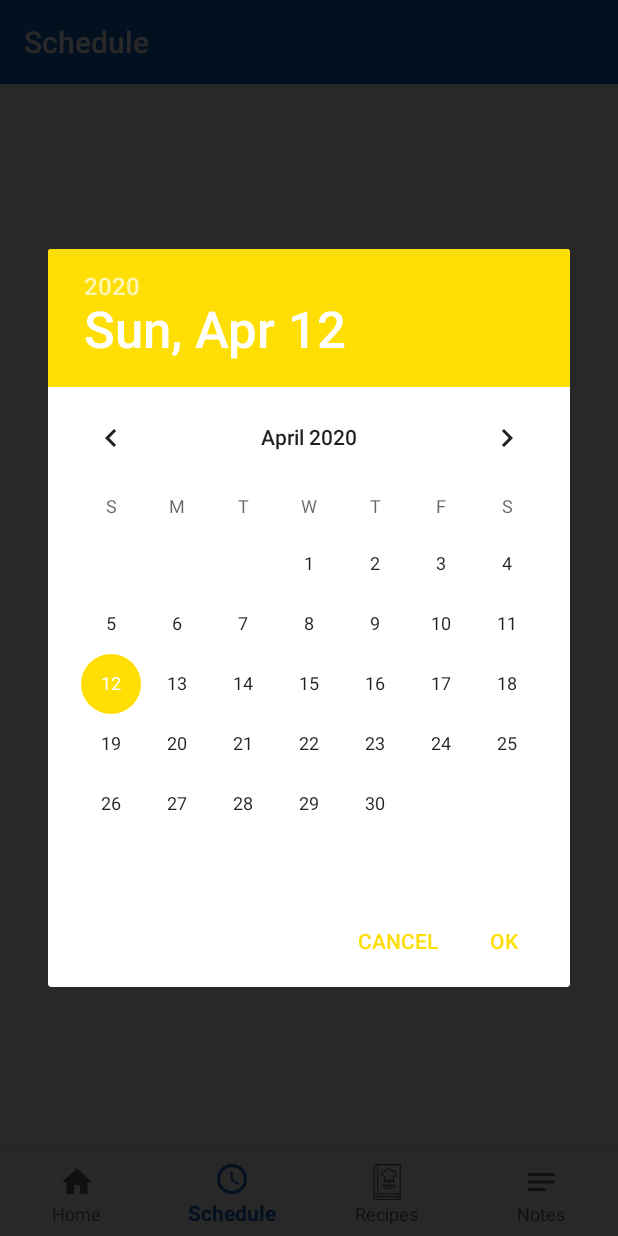
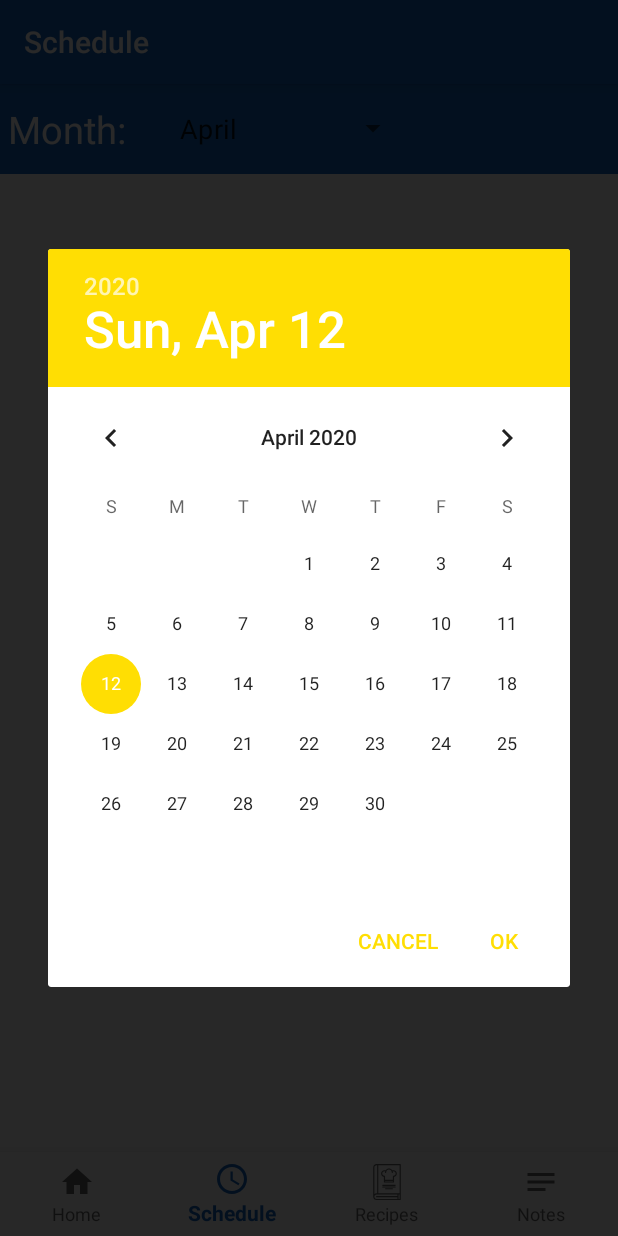
Before and after one commit to TinaMatic/Daily-Food-Planer-, an Android app: the ScheduleFragment screen opened through its navigation route, on a phone screen of 412 x 824 dp. Run offline under Robolectric (Android 15) with nearby library versions, the phone set to English and light mode, and no system bars; our stand-ins replace Dagger/Hilt's generated code, Firebase (no records; nobody signed in at launch, a user with empty details on screens opened directly), RxJava, navigation-ui; libraries missing offline, so code that uses them is left out: com.jakewharton.rxbinding2; 7 statements that could not run were skipped.

Commit message:
added schedule screen

```diff
--- a/app/src/main/java/com/example/dailyfoodplanner/data/FirebaseRepository.kt
+++ b/app/src/main/java/com/example/dailyfoodplanner/data/FirebaseRepository.kt
@@ -1,16 +1,20 @@
 package com.example.dailyfoodplanner.data
 
+import android.util.Log
 import com.example.dailyfoodplanner.model.DailyPlaner
 import com.example.dailyfoodplanner.model.Notes
 import com.google.android.gms.tasks.Task
 import com.google.firebase.database.*
 import io.reactivex.Observable
+import io.reactivex.disposables.CompositeDisposable
 import javax.inject.Inject
 
 class FirebaseRepository @Inject constructor() {
 
-    val dailyPlanerDatabase: DatabaseReference = FirebaseDatabase.getInstance().reference.child("DailyPlaner")
-    val notesDatabase: DatabaseReference = FirebaseDatabase.getInstance().reference.child("Notes")
+    private val dailyPlanerDatabase: DatabaseReference = FirebaseDatabase.getInstance().reference.child("DailyPlaner")
+    private val notesDatabase: DatabaseReference = FirebaseDatabase.getInstance().reference.child("Notes")
+
+    var compositeDisposable = CompositeDisposable()
 
     fun writeDailyPlaner(dailyPlaner: DailyPlaner): Observable<Boolean>{
         val messageId = dailyPlanerDatabase.push().key
@@ -27,6 +31,63 @@ class FirebaseRepository @Inject constructor() {
                     emitter.onNext(false)
                 }
             }
+        }
+    }
+
+    fun readAllDailyPlans(): Observable<List<DailyPlaner>>{
+        return Observable.create<List<DailyPlaner>> {emitter ->
+            val listOfDailyPlans = arrayListOf<DailyPlaner>()
+
+            dailyPlanerDatabase.addListenerForSingleValueEvent(object : ValueEventListener{
+
+                override fun onDataChange(dataSnapshot: DataSnapshot) {
+                    val orderSnapshot = dataSnapshot.children
+
+                    for (dailyPlan in orderSnapshot){
+                        val key = dailyPlan.key
+                        val date = dailyPlan.child("date").value.toString()
+                        val timeBreakfast = dailyPlan.child("timeBreakfast").value.toString()
+                        val recipeBreakfast = dailyPlan.child("recipeBreakfast").value.toString()
+                        val timeSnack1 = dailyPlan.child("timeSnack1").value.toString()
+                        val recipeSnack1 = dailyPlan.child("recipeSnack1").value.toString()
+                        val timeLunch = dailyPlan.child("timeLunch").value.toString()
+                        val recipeLunch = dailyPlan.child("recipeLunch").value.toString()
+                        val timeSnack2 = dailyPlan.child("timeSnack2").value.toString()
+                        val recipeSnack2 = dailyPlan.child("recipeSnack2").value.toString()
+                        val timeDinner = dailyPlan.child("timeDinner").value.toString()
+                        val recipeDinner = dailyPlan.child("recipeDinner").value.toString()
+
+                        listOfDailyPlans.add(DailyPlaner(key, date, timeBreakfast, recipeBreakfast,
+                            timeSnack1, recipeSnack1, timeLunch, recipeLunch,
+                            timeSnack2, recipeSnack2, timeDinner, recipeDinner))
+                    }
+
+                    emitter.onNext(listOfDailyPlans)
+                }
+
+                override fun onCancelled(error: DatabaseError) {
+                    emitter.onError(error.toException())
+                }
+
+            })
+        }
+    }
+
+    fun readDailyPlansForMonth(month: Int): Observable<List<DailyPlaner>>{
+        return Observable.create<List<DailyPlaner>> {emitter ->
+            val listOfDailyPlans = arrayListOf<DailyPlaner>()
+
+            compositeDisposable.add(readAllDailyPlans().subscribe ({dailyPlans->
+                dailyPlans.forEach {
+                    if(it.date.substring(3,5).toInt().equals(month)){
+                        listOfDailyPlans.add(it)
+                    }
+                }
+
+                emitter.onNext(listOfDailyPlans)
+            },{
+                Log.d("readDailyPlansForMonth", it.toString())
+            }))
         }
     }
 
@@ -66,7 +127,7 @@ class FirebaseRepository @Inject constructor() {
                 }
 
                 override fun onCancelled(error: DatabaseError) {
-                    emitter.onNext(listOf())
+                    emitter.onError(error.toException())
                 }
 
             })
--- a/app/src/main/java/com/example/dailyfoodplanner/ui/schedule/ScheduleFragment.kt
+++ b/app/src/main/java/com/example/dailyfoodplanner/ui/schedule/ScheduleFragment.kt
@@ -4,16 +4,29 @@ import android.os.Bundle
 import android.view.LayoutInflater
 import android.view.View
 import android.view.ViewGroup
-import android.widget.TextView
-import androidx.fragment.app.Fragment
+import android.widget.AdapterView
+import android.widget.AdapterView.OnItemSelectedListener
+import android.widget.ArrayAdapter
+import android.widget.Toast
+import androidx.lifecycle.ViewModelProvider
+import androidx.recyclerview.widget.LinearLayoutManager
 import androidx.lifecycle.Observer
-import androidx.lifecycle.ViewModelProviders
 import com.example.dailyfoodplanner.R
+import com.example.dailyfoodplanner.model.DailyPlaner
 import dagger.android.support.DaggerFragment
+import kotlinx.android.synthetic.main.fragment_schedule.*
+import java.util.*
+import javax.inject.Inject
+
 
 class ScheduleFragment : DaggerFragment() {
 
+    @Inject
+    lateinit var viewModelFactory: ViewModelProvider.Factory
 
+    private lateinit var scheduleViewModel: ScheduleViewModel
+
+    private lateinit var scheduleAdapter: ScheduleAdapter
 
     override fun onCreateView(
         inflater: LayoutInflater,
@@ -21,6 +34,51 @@ class ScheduleFragment : DaggerFragment() {
         savedInstanceState: Bundle?
     ): View? {
         return inflater.inflate(R.layout.fragment_schedule, container, false)
+    }
 
+    override fun onViewCreated(view: View, savedInstanceState: Bundle?) {
+        super.onViewCreated(view, savedInstanceState)
+
+        scheduleViewModel = ViewModelProvider(this, viewModelFactory).get(ScheduleViewModel::class.java)
+
+        val monthList = listOf("January", "February", "March", "April", "May", "June", "July", "August", "September", "October", "November", "December")
+        val adapter = ArrayAdapter(requireContext(), R.layout.list_months, monthList)
+        adapter.setDropDownViewResource(android.R.layout.simple_spinner_dropdown_item)
+        monthSpinner.adapter = adapter
+
+        val currentMonth = Calendar.getInstance().get(Calendar.MONTH)
+
+        monthSpinner.setSelection(currentMonth)
+
+        monthSpinner.onItemSelectedListener = object : OnItemSelectedListener {
+            override fun onNothingSelected(parent: AdapterView<*>?) {
+                TODO("not implemented") //To change body of created functions use File | Settings | File Templates.
+            }
+
+            override fun onItemSelected(parent: AdapterView<*>?, view: View?, position: Int, id: Long) {
+                loadAllDailyPlansForMonth(position + 1)
+            }
+        }
+    }
+
+    fun loadAllDailyPlansForMonth(month: Int){
+        scheduleViewModel.readDailyPlansForMonth(month)
+
+        scheduleViewModel.dailyPlansForMonthLiveData.observe(this, Observer {
+            setScheduleAdapter(it)
+            scheduleAdapter.notifyDataSetChanged()
+        })
+    }
+
+    fun setScheduleAdapter(listOfDailyPlans: List<DailyPlaner>){
+        scheduleAdapter = ScheduleAdapter(requireContext(), listOfDailyPlans)
+
+        recyclerViewSchedule.layoutManager = LinearLayoutManager(context)
+        recyclerViewSchedule.adapter = scheduleAdapter
+    }
+
+    override fun onDestroyView() {
+        super.onDestroyView()
+        scheduleViewModel.clear()
     }
 }
--- a/app/src/main/java/com/example/dailyfoodplanner/ui/schedule/ScheduleViewModel.kt
+++ b/app/src/main/java/com/example/dailyfoodplanner/ui/schedule/ScheduleViewModel.kt
@@ -1,14 +1,46 @@
 package com.example.dailyfoodplanner.ui.schedule
 
-import androidx.lifecycle.LiveData
 import androidx.lifecycle.MutableLiveData
 import androidx.lifecycle.ViewModel
+import com.example.dailyfoodplanner.data.FirebaseRepository
+import com.example.dailyfoodplanner.model.DailyPlaner
+import io.reactivex.android.schedulers.AndroidSchedulers
+import io.reactivex.disposables.CompositeDisposable
+import io.reactivex.schedulers.Schedulers
 import javax.inject.Inject
 
 class ScheduleViewModel @Inject constructor(): ViewModel() {
 
-    private val _text = MutableLiveData<String>().apply {
-        value = "This is dashboard Fragment"
+    @Inject
+    lateinit var firebaseRepository: FirebaseRepository
+
+    private var compositeDisposable = CompositeDisposable()
+
+    var dailyPlansForMonthLiveData: MutableLiveData<List<DailyPlaner>> = MutableLiveData()
+    var dailyPlansErrorLiveData: MutableLiveData<Boolean> = MutableLiveData()
+
+    fun readDailyPlansForMonth(month: Int){
+
+        compositeDisposable.add(firebaseRepository.readDailyPlansForMonth(month)
+            .subscribeOn(Schedulers.io())
+            .observeOn(AndroidSchedulers.mainThread())
+            .subscribe({
+
+                val sortedList = it.sortedBy {dailyPlan->
+                    dailyPlan.date.substring(0,2).toInt()
+                }
+
+                dailyPlansForMonthLiveData.postValue(sortedList)
+                dailyPlansErrorLiveData.value = false
+            }, {
+                dailyPlansErrorLiveData.value = true
+            }))
     }
-    val text: LiveData<String> = _text
+
+
+    fun clear(){
+        firebaseRepository.compositeDisposable.clear()
+        compositeDisposable.clear()
+    }
+
 }
--- a/app/src/main/res/layout/fragment_schedule.xml
+++ b/app/src/main/res/layout/fragment_schedule.xml
@@ -1,19 +1,44 @@
 <?xml version="1.0" encoding="utf-8"?>
-<androidx.constraintlayout.widget.ConstraintLayout xmlns:android="http://schemas.android.com/apk/res/android"
+<RelativeLayout xmlns:android="http://schemas.android.com/apk/res/android"
     xmlns:app="http://schemas.android.com/apk/res-auto"
     android:layout_width="match_parent"
-    android:layout_height="match_parent">
+    android:layout_height="match_parent"
+    xmlns:tools="http://schemas.android.com/tools">
 
-    <TextView
-        android:id="@+id/text_dashboard"
+    <LinearLayout
+        android:id="@+id/linearLayoutMonth"
+        android:layout_width="match_parent"
+        android:layout_height="60dp"
+        android:background="@color/colorPrimary"
+        android:orientation="horizontal">
+
+        <TextView
+            android:layout_width="wrap_content"
+            android:layout_height="wrap_content"
+            android:layout_marginStart="5dp"
+            android:text="@string/month_label"
+            android:textColor="@android:color/white"
+            android:textSize="25sp"
+            android:layout_gravity="center_vertical"/>
+
+        <Spinner
+            android:id="@+id/monthSpinner"
+            android:layout_width="wrap_content"
+            android:layout_height="wrap_content"
+            android:spinnerMode="dropdown"
+            style="?android:attr/spinnerStyle"
+            android:layout_gravity="center_vertical"
+            android:layout_marginStart="20dp"/>
+
+    </LinearLayout>
+
+    <androidx.recyclerview.widget.RecyclerView
+        android:id="@+id/recyclerViewSchedule"
         android:layout_width="match_parent"
         android:layout_height="wrap_content"
-        android:layout_marginStart="8dp"
-        android:layout_marginTop="8dp"
-        android:layout_marginEnd="8dp"
-        android:textAlignment="center"
-        android:textSize="20sp"
-        app:layout_constraintEnd_toEndOf="parent"
-        app:layout_constraintStart_toStartOf="parent"
-        app:layout_constraintTop_toTopOf="parent" />
-</androidx.constraintlayout.widget.ConstraintLayout>
+        android:layout_below="@id/linearLayoutMonth"
+        android:layout_marginTop="5dp"
+        tools:listitem="@layout/schedule_row"/>
+
+
+</RelativeLayout>
--- /dev/null
+++ b/app/src/main/res/layout/list_months.xml
@@ -0,0 +1,10 @@
+<?xml version="1.0" encoding="utf-8"?>
+<TextView
+    xmlns:android="http://schemas.android.com/apk/res/android"
+    android:layout_width="match_parent"
+    android:layout_height="wrap_content"
+    android:padding="16dp"
+    android:ellipsize="end"
+    android:maxLines="1"
+    android:textSize="18sp"
+    android:textAppearance="?attr/textAppearanceSubtitle1"/>
--- a/app/src/main/res/values/strings.xml
+++ b/app/src/main/res/values/strings.xml
@@ -22,4 +22,7 @@
     <!--Notes screen-->
     <string name="notesTitle">Notes:</string>
     <string name="myNotes">My Notes</string>
+
+    <!--Schedule screen-->
+    <string name="month_label">Month:</string>
 </resources>
```
Also changed, not shown: app/src/main/java/com/example/dailyfoodplanner/ui/home/HomeFragment.kt (+8 -2 lines), app/src/main/java/com/example/dailyfoodplanner/ui/schedule/ScheduleAdapter.kt (added, +55 -0 lines), app/src/main/java/com/example/dailyfoodplanner/utils/Dateutils.kt (added, +36 -0 lines), app/src/main/res/layout/schedule_row.xml (added, +204 -0 lines).
